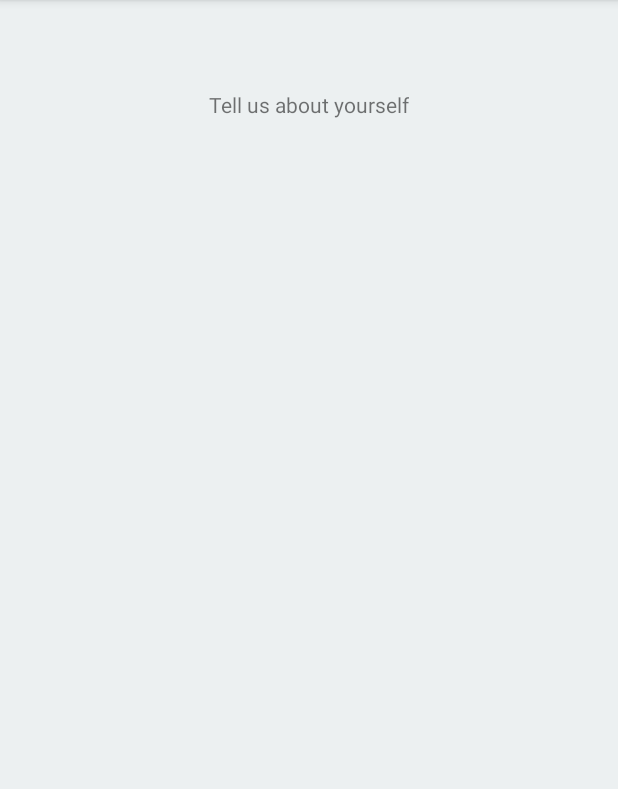
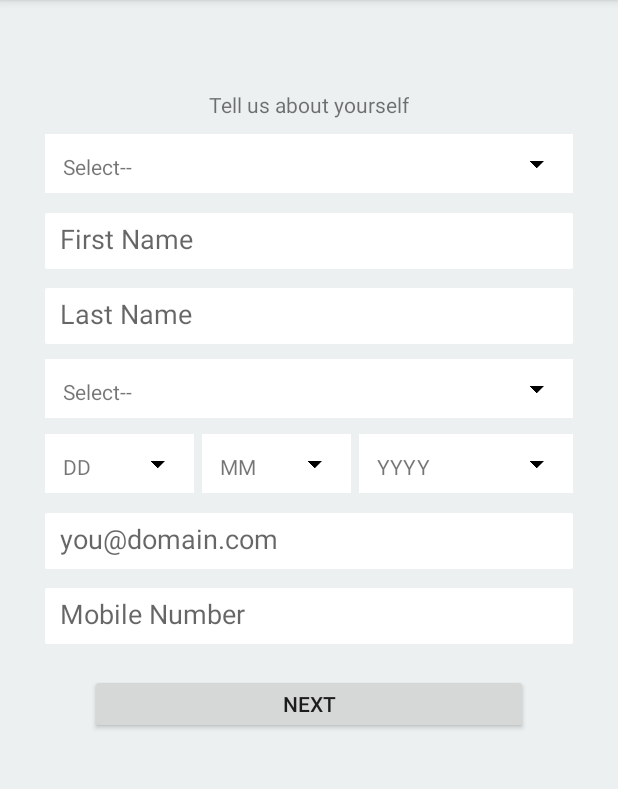
Before and after one commit to prakashselvam/AndroidHackathonGA, an Android app: the fragment PhaseTwoFragment shown on its own in the app's theme, on a phone screen of 412 x 824 dp, the part 84-873 px from its top. Run offline under Robolectric (Android 15) with nearby library versions, the phone set to English and light mode, and no system bars; 1 statement that could not run was skipped.

Commit message:
+ implemented application phase two

```diff
--- /dev/null
+++ b/app/src/main/java/com/global/analytics/firstsampleapp/NiceSpinner.java
@@ -0,0 +1,279 @@
+package com.global.analytics.firstsampleapp;
+
+import android.animation.ObjectAnimator;
+import android.content.Context;
+import android.content.res.Resources;
+import android.content.res.TypedArray;
+import android.graphics.drawable.Drawable;
+import android.os.Build;
+import android.os.Bundle;
+import android.os.Parcelable;
+import android.support.annotation.ColorRes;
+import android.support.annotation.NonNull;
+import android.support.v4.content.ContextCompat;
+import android.support.v4.graphics.drawable.DrawableCompat;
+import android.support.v4.view.animation.LinearOutSlowInInterpolator;
+import android.util.AttributeSet;
+import android.view.Gravity;
+import android.view.MotionEvent;
+import android.view.View;
+import android.view.WindowManager;
+import android.widget.AdapterView;
+import android.widget.ListAdapter;
+import android.widget.ListView;
+import android.widget.PopupWindow;
+import android.widget.TextView;
+
+import java.util.List;
+
+/**
+ * @author angelo.marchesin
+ */
+@SuppressWarnings("unused")
+public class NiceSpinner extends TextView {
+
+    private static final int MAX_LEVEL = 10000;
+    private static final int DEFAULT_ELEVATION = 16;
+    private static final String INSTANCE_STATE = "instance_state";
+    private static final String SELECTED_INDEX = "selected_index";
+    private static final String IS_POPUP_SHOWING = "is_popup_showing";
+
+    private int mSelectedIndex;
+    private Drawable mDrawable;
+    private PopupWindow mPopup;
+    private ListView mListView;
+    private NiceSpinnerBaseAdapter mAdapter;
+    private AdapterView.OnItemClickListener mOnItemClickListener;
+    private AdapterView.OnItemSelectedListener mOnItemSelectedListener;
+    private boolean mHideArrow;
+
+    @SuppressWarnings("ConstantConditions")
+    public NiceSpinner(Context context) {
+        super(context);
+        init(context, null);
+    }
+
+    public NiceSpinner(Context context, AttributeSet attrs) {
+        super(context, attrs);
+        init(context, attrs);
+    }
+
+    public NiceSpinner(Context context, AttributeSet attrs, int defStyleAttr) {
+        super(context, attrs, defStyleAttr);
+        init(context, attrs);
+    }
+
+    @Override
+    public Parcelable onSaveInstanceState() {
+        Bundle bundle = new Bundle();
+        bundle.putParcelable(INSTANCE_STATE, super.onSaveInstanceState());
+        bundle.putInt(SELECTED_INDEX, mSelectedIndex);
+
+        if (mPopup != null) {
+            bundle.putBoolean(IS_POPUP_SHOWING, mPopup.isShowing());
+            dismissDropDown();
+        }
+
+        return bundle;
+    }
+
+    @Override
+    public void onRestoreInstanceState(Parcelable savedState) {
+        if (savedState instanceof Bundle) {
+            Bundle bundle = (Bundle) savedState;
+
+            mSelectedIndex = bundle.getInt(SELECTED_INDEX);
+
+            if (mAdapter != null) {
+                setText(mAdapter.getItemInDataset(mSelectedIndex).toString());
+                mAdapter.notifyItemSelected(mSelectedIndex);
+            }
+
+            if (bundle.getBoolean(IS_POPUP_SHOWING)) {
+                if (mPopup != null) {
+                    // Post the show request into the looper to avoid bad token exception
+                    post(new Runnable() {
+                        @Override
+                        public void run() {
+                            showDropDown();
+                        }
+                    });
+                }
+            }
+
+            savedState = bundle.getParcelable(INSTANCE_STATE);
+        }
+
+        super.onRestoreInstanceState(savedState);
+    }
+
+    private void init(Context context, AttributeSet attrs) {
+        Resources resources = getResources();
+        TypedArray typedArray = context.obtainStyledAttributes(attrs, R.styleable.NiceSpinner);
+        int defaultPadding = resources.getDimensionPixelSize(R.dimen.one_and_a_half_grid_unit);
+
+        setGravity(Gravity.CENTER_VERTICAL | Gravity.LEFT);
+        setPadding(resources.getDimensionPixelSize(R.dimen.three_grid_unit), defaultPadding, defaultPadding,
+            defaultPadding);
+        setClickable(true);
+        setBackgroundResource(R.drawable.selector);
+
+        mListView = new ListView(context);
+        // Set the spinner's id into the listview to make it pretend to be the right parent in
+        // onItemClick
+        mListView.setId(getId());
+        mListView.setDivider(null);
+        mListView.setItemsCanFocus(true);
+        mListView.setOnItemClickListener(new AdapterView.OnItemClickListener() {
+            @Override
+            public void onItemClick(AdapterView<?> parent, View view, int position, long id) {
+                if (position >= mSelectedIndex && position < mAdapter.getCount()) {
+                    position++;
+                }
+
+                if (mOnItemClickListener != null) {
+                    mOnItemClickListener.onItemClick(parent, view, position, id);
+                }
+
+                if (mOnItemSelectedListener != null) {
+                    mOnItemSelectedListener.onItemSelected(parent, view, position, id);
+                }
+
+                mAdapter.notifyItemSelected(position);
+                mSelectedIndex = position;
+                setText(mAdapter.getItemInDataset(position).toString());
+                dismissDropDown();
+            }
+        });
+
+        mPopup = new PopupWindow(context);
+        mPopup.setContentView(mListView);
+        mPopup.setOutsideTouchable(true);
+        mPopup.setFocusable(true);
+
+        if (Build.VERSION.SDK_INT >= Build.VERSION_CODES.LOLLIPOP) {
+            mPopup.setElevation(DEFAULT_ELEVATION);
+            mPopup.setBackgroundDrawable(ContextCompat.getDrawable(context, R.drawable.spinner_drawable));
+        } else {
+            mPopup.setBackgroundDrawable(ContextCompat.getDrawable(context, R.drawable.drop_down_shadow));
+        }
+
+        mPopup.setOnDismissListener(new PopupWindow.OnDismissListener() {
+            @Override
+            public void onDismiss() {
+                if (!mHideArrow) {
+                    animateArrow(false);
+                }
+            }
+        });
+
+        mHideArrow = typedArray.getBoolean(R.styleable.NiceSpinner_hideArrow, false);
+        if (!mHideArrow) {
+            Drawable basicDrawable = ContextCompat.getDrawable(context, R.drawable.arrow);
+            int resId = typedArray.getColor(R.styleable.NiceSpinner_arrowTint, -1);
+
+            if (basicDrawable != null) {
+                mDrawable = DrawableCompat.wrap(basicDrawable);
+
+                if (resId != -1) {
+                    DrawableCompat.setTint(mDrawable, resId);
+                }
+            }
+            setCompoundDrawablesWithIntrinsicBounds(null, null, mDrawable, null);
+        }
+
+        typedArray.recycle();
+    }
+
+    public int getSelectedIndex() {
+        return mSelectedIndex;
+    }
+
+    /**
+     * Set the default spinner item using its index
+     *
+     * @param position the item's position
+     */
+    public void setSelectedIndex(int position) {
+        if (mAdapter != null) {
+            if (position >= 0 && position <= mAdapter.getCount()) {
+                mAdapter.notifyItemSelected(position);
+                mSelectedIndex = position;
+                setText(mAdapter.getItemInDataset(position).toString());
+            } else {
+                throw new IllegalArgumentException("Position must be lower than adapter count!");
+            }
+        }
+    }
+
+    public void addOnItemClickListener(@NonNull AdapterView.OnItemClickListener onItemClickListener) {
+        mOnItemClickListener = onItemClickListener;
+    }
+
+    public void setOnItemSelectedListener(@NonNull AdapterView.OnItemSelectedListener onItemSelectedListener) {
+        mOnItemSelectedListener = onItemSelectedListener;
+    }
+
+    public <T> void attachDataSource(@NonNull List<T> dataset) {
+        mAdapter = new NiceSpinnerAdapter<>(getContext(), dataset);
+        setAdapterInternal(mAdapter);
+    }
+
+    public void setAdapter(@NonNull ListAdapter adapter) {
+        mAdapter = new NiceSpinnerAdapterWrapper(getContext(), adapter);
+        setAdapterInternal(mAdapter);
+    }
+
+    private void setAdapterInternal(@NonNull NiceSpinnerBaseAdapter adapter) {
+        mListView.setAdapter(adapter);
+        setText(adapter.getItemInDataset(mSelectedIndex).toString());
+    }
+
+    @Override
+    protected void onMeasure(int widthMeasureSpec, int heightMeasureSpec) {
+        mPopup.setWidth(MeasureSpec.getSize(widthMeasureSpec));
+        mPopup.setHeight(WindowManager.LayoutParams.WRAP_CONTENT);
+        super.onMeasure(widthMeasureSpec, heightMeasureSpec);
+    }
+
+    @Override
+    public boolean onTouchEvent(@NonNull MotionEvent event) {
+        if (event.getAction() == MotionEvent.ACTION_UP) {
+            if (!mPopup.isShowing()) {
+                showDropDown();
+            } else {
+                dismissDropDown();
+            }
+        }
+
+        return super.onTouchEvent(event);
+    }
+
+    private void animateArrow(boolean shouldRotateUp) {
+        int start = shouldRotateUp ? 0 : MAX_LEVEL;
+        int end = shouldRotateUp ? MAX_LEVEL : 0;
+        ObjectAnimator animator = ObjectAnimator.ofInt(mDrawable, "level", start, end);
+        animator.setInterpolator(new LinearOutSlowInInterpolator());
+        animator.start();
+    }
+
+    public void dismissDropDown() {
+        if (!mHideArrow) {
+            animateArrow(false);
+        }
+        mPopup.dismiss();
+    }
+
+    public void showDropDown() {
+        if (!mHideArrow) {
+            animateArrow(true);
+        }
+        mPopup.showAsDropDown(this);
+    }
+
+    public void setTintColor(@ColorRes int resId) {
+        if (mDrawable != null && !mHideArrow) {
+            DrawableCompat.setTint(mDrawable, getResources().getColor(resId));
+        }
+    }
+}
--- /dev/null
+++ b/app/src/main/java/com/global/analytics/firstsampleapp/NiceSpinnerAdapter.java
@@ -0,0 +1,38 @@
+package com.global.analytics.firstsampleapp;
+
+import android.content.Context;
+
+import java.util.List;
+
+/**
+ * @author angelo.marchesin
+ */
+
+public class NiceSpinnerAdapter<T> extends NiceSpinnerBaseAdapter {
+
+    private final List<T> mItems;
+
+    public NiceSpinnerAdapter(Context context, List<T> items) {
+        super(context);
+        mItems = items;
+    }
+
+    @Override
+    public int getCount() {
+        return mItems.size() - 1;
+    }
+
+    @Override
+    public T getItem(int position) {
+        if (position >= mSelectedIndex) {
+            return mItems.get(position + 1);
+        } else {
+            return mItems.get(position);
+        }
+    }
+
+    @Override
+    public T getItemInDataset(int position) {
+        return mItems.get(position);
+    }
+}
--- /dev/null
+++ b/app/src/main/java/com/global/analytics/firstsampleapp/NiceSpinnerBaseAdapter.java
@@ -0,0 +1,76 @@
+package com.global.analytics.firstsampleapp;
+
+import android.content.Context;
+import android.os.Build;
+import android.support.v4.content.ContextCompat;
+import android.view.View;
+import android.view.ViewGroup;
+import android.widget.BaseAdapter;
+import android.widget.TextView;
+
+/**
+ * @author angelo.marchesin
+ */
+
+@SuppressWarnings("unused")
+public abstract class NiceSpinnerBaseAdapter<T> extends BaseAdapter {
+    protected Context mContext;
+    protected int mSelectedIndex;
+
+    public NiceSpinnerBaseAdapter(Context context) {
+        mContext = context;
+    }
+
+    @Override
+    @SuppressWarnings("unchecked")
+    public View getView(int position, View convertView, ViewGroup parent) {
+        TextView textView;
+
+        if (convertView == null) {
+            convertView = View.inflate(mContext, R.layout.spinner_list_item, null);
+            textView = (TextView) convertView.findViewById(R.id.tv_tinted_spinner);
+
+            if (Build.VERSION.SDK_INT >= Build.VERSION_CODES.JELLY_BEAN) {
+                textView.setBackground(ContextCompat.getDrawable(mContext, R.drawable.selector));
+            }
+
+            convertView.setTag(new ViewHolder(textView));
+        } else {
+            textView = ((ViewHolder) convertView.getTag()).textView;
+        }
+
+        textView.setText(getItem(position).toString());
+
+        return convertView;
+    }
+
+    public int getSelectedIndex() {
+        return mSelectedIndex;
+    }
+
+    public void notifyItemSelected(int index) {
+        mSelectedIndex = index;
+    }
+
+    @Override
+    public long getItemId(int position) {
+        return position;
+    }
+
+    @Override
+    public abstract T getItem(int position);
+
+    @Override
+    public abstract int getCount();
+
+    public abstract T getItemInDataset(int position);
+
+    protected static class ViewHolder {
+
+        public TextView textView;
+
+        public ViewHolder(TextView textView) {
+            this.textView = textView;
+        }
+    }
+}
--- a/app/src/main/java/com/global/analytics/firstsampleapp/PhaseTwoFragment.java
+++ b/app/src/main/java/com/global/analytics/firstsampleapp/PhaseTwoFragment.java
@@ -7,6 +7,10 @@ import android.view.View;
 import android.view.ViewGroup;
 import android.view.animation.Animation;
 import android.view.animation.AnimationUtils;
+
+import java.util.Arrays;
+import java.util.LinkedList;
+import java.util.List;
 
 /**
  * Created by Prakash on 16/10/15.
@@ -33,6 +37,37 @@ public class PhaseTwoFragment extends Fragment {
         Animation animFadein = AnimationUtils.loadAnimation(this.getContext(), R.anim.fade_in);
         View v = inflater.inflate(R.layout.content_phase_two, container,false);
 
+        NiceSpinner title = (NiceSpinner) v.findViewById(R.id.Title);
+        List<String> dataset = new LinkedList<>(Arrays.asList("Select--","Mr", "Miss", "Mrs", "Ms"));
+        title.attachDataSource(dataset);
+
+        NiceSpinner MaritalStatus = (NiceSpinner) v.findViewById(R.id.MaritalStatus);
+        List<String> dataset1 = new LinkedList<>(Arrays.asList("Select--","Single", "Married",
+                "Living Together", "Divorced","Seperated","Widowed"));
+        MaritalStatus.attachDataSource(dataset1);
+
+        NiceSpinner birthDate = (NiceSpinner) v.findViewById(R.id.birthDate);
+        List<String> dataset2 = new LinkedList<>(Arrays.asList("DD","0", "1", "2", "3", "4", "5",
+                "6", "7", "8", "9", "10", "11", "12", "13", "14", "15", "16", "17", "18", "19",
+                "20", "21", "22", "23", "24", "25", "26", "27", "28", "29", "30", "31"));
+        birthDate.attachDataSource(dataset2);
+
+        NiceSpinner birthMonth = (NiceSpinner) v.findViewById(R.id.birthMonth);
+        List<String> dataset3 = new LinkedList<>(Arrays.asList("MM","Jan", "Feb","Mar","Apr","May",
+                "Jun","Jul","Aug","Sep","Oct","Nov","Dec"));
+        birthMonth.attachDataSource(dataset3);
+
+        NiceSpinner birthYear = (NiceSpinner) v.findViewById(R.id.birthYear);
+        List<String> dataset4 = new LinkedList<>(Arrays.asList("YYYY","1950", "1951", "1952",
+                "1953", "1954", "1955", "1956", "1957", "1958", "1959", "1960", "1961", "1962",
+                "1963", "1964", "1965", "1966", "1967", "1968", "1969", "1970", "1971", "1972",
+                "1973", "1974", "1975", "1976", "1977", "1978", "1979", "1980", "1981", "1982",
+                "1983", "1984", "1985", "1986", "1987", "1988", "1989", "1990", "1991", "1992",
+                "1993", "1994", "1995", "1996", "1997", "1998", "1999", "2000", "2001", "2002",
+                "2003", "2004", "2005", "2006", "2007", "2008", "2009", "2010", "2011", "2012",
+                "2013", "2014"));
+        birthYear.attachDataSource(dataset4);
+
 
         if (mCurrentPage == 1) {
 
--- /dev/null
+++ b/app/src/main/res/drawable-v21/selector.xml
@@ -0,0 +1,10 @@
+<?xml version="1.0" encoding="utf-8"?>
+<ripple xmlns:android="http://schemas.android.com/apk/res/android"
+        android:color="@android:color/darker_gray">
+    <item android:id="@android:id/mask" android:drawable="@color/light_gray"/>
+    <item android:bottom="1px">
+        <shape>
+            <solid android:color="@android:color/white"/>
+        </shape>
+    </item>
+</ripple>
--- /dev/null
+++ b/app/src/main/res/drawable/arrow.xml
@@ -0,0 +1,7 @@
+<?xml version="1.0" encoding="utf-8"?>
+<rotate xmlns:android="http://schemas.android.com/apk/res/android"
+        android:drawable="@drawable/ic_arrow_drop_down_black_24dp"
+        android:fromDegrees="0"
+        android:pivotX="50%"
+        android:pivotY="50%"
+        android:toDegrees="180" />
--- /dev/null
+++ b/app/src/main/res/drawable/selector.xml
@@ -0,0 +1,5 @@
+<?xml version="1.0" encoding="utf-8"?>
+<selector xmlns:android="http://schemas.android.com/apk/res/android">
+    <item android:drawable="@android:color/darker_gray" android:state_pressed="true" />
+    <item android:drawable="@android:color/white" android:state_pressed="false" />
+</selector>
--- /dev/null
+++ b/app/src/main/res/drawable/spinner_drawable.xml
@@ -0,0 +1,13 @@
+<?xml version="1.0" encoding="UTF-8"?>
+<layer-list xmlns:android="http://schemas.android.com/apk/res/android">
+    <item android:top="3dp">
+        <shape android:shape="rectangle">
+            <solid android:color="@android:color/white" />
+            <corners
+                    android:bottomLeftRadius="1dp"
+                    android:bottomRightRadius="1dp"
+                    android:topLeftRadius="1dp"
+                    android:topRightRadius="1dp" />
+        </shape>
+    </item>
+</layer-list>
--- a/app/src/main/res/layout/content_phase_two.xml
+++ b/app/src/main/res/layout/content_phase_two.xml
@@ -15,5 +15,84 @@
         android:layout_width="wrap_content"
         android:layout_height="wrap_content"
         android:layout_marginTop="30dp"
-        android:text="Tell us about yourself"/>
+        android:text="Tell us about yourself"
+        android:layout_marginBottom="10dp"/>
+    <com.global.analytics.firstsampleapp.NiceSpinner
+        android:id="@+id/Title"
+        android:layout_width="match_parent"
+        android:layout_height="40dp"
+        android:layout_marginBottom="10dp"/>
+
+    <EditText
+        android:id="@+id/FirstName"
+        android:layout_width="match_parent"
+        android:layout_height="40dp"
+        android:layout_marginBottom="10dp"
+        android:background="@drawable/spinner_drawable"
+        android:hint="First Name"
+        android:paddingLeft="10dp"/>
+
+    <EditText
+        android:id="@+id/LastName"
+        android:layout_width="match_parent"
+        android:layout_height="40dp"
+        android:layout_marginBottom="10dp"
+        android:background="@drawable/spinner_drawable"
+        android:hint="Last Name"
+        android:paddingLeft="10dp"/>
+
+    <com.global.analytics.firstsampleapp.NiceSpinner
+        android:id="@+id/MaritalStatus"
+        android:layout_width="match_parent"
+        android:layout_height="40dp"
+        android:layout_marginBottom="10dp"/>
+    <LinearLayout
+        android:layout_width="match_parent"
+        android:layout_height="wrap_content"
+        android:orientation="horizontal"
+        android:layout_marginBottom="10dp"
+        >
+        <com.global.analytics.firstsampleapp.NiceSpinner
+            android:id="@+id/birthDate"
+            android:layout_width="0dp"
+            android:layout_weight="0.7"
+            android:layout_height="40dp"
+            android:layout_marginRight="5dp"
+            />
+        <com.global.analytics.firstsampleapp.NiceSpinner
+            android:id="@+id/birthMonth"
+            android:layout_width="0dp"
+            android:layout_weight="0.7"
+            android:layout_height="40dp"
+            android:layout_marginRight="5dp"/>
+        <com.global.analytics.firstsampleapp.NiceSpinner
+            android:id="@+id/birthYear"
+            android:layout_width="0dp"
+            android:layout_weight="1"
+            android:layout_height="40dp"/>
+    </LinearLayout>
+    <EditText
+        android:id="@+id/emailid"
+        android:layout_width="match_parent"
+        android:layout_height="40dp"
+        android:layout_marginBottom="10dp"
+        android:background="@drawable/spinner_drawable"
+        android:hint="you@domain.com"
+        android:paddingLeft="10dp"/>
+    <EditText
+        android:id="@+id/mobileNumber"
+        android:layout_width="match_parent"
+        android:layout_height="40dp"
+        android:layout_marginBottom="10dp"
+        android:background="@drawable/spinner_drawable"
+        android:hint="Mobile Number"
+        android:paddingLeft="10dp"/>
+    <Button
+        android:layout_width="match_parent"
+        android:layout_height="40dp"
+        android:layout_marginTop="10dp"
+        android:layout_marginLeft="30dp"
+        android:layout_marginRight="30dp"
+        android:text= "Next"/>
+
 </LinearLayout>
--- /dev/null
+++ b/app/src/main/res/values/colors.xml
@@ -0,0 +1,4 @@
+<?xml version="1.0" encoding="utf-8"?>
+<resources>
+    <color name="light_gray">#fff5f5f5</color>
+</resources>
--- a/app/src/main/res/values/dimens.xml
+++ b/app/src/main/res/values/dimens.xml
@@ -5,4 +5,6 @@
     <dimen name="app_bar_height">180dp</dimen>
     <dimen name="fab_margin">16dp</dimen>
     <dimen name="text_margin">16dp</dimen>
+    <dimen name="three_grid_unit">12dp</dimen>
+    <dimen name="one_and_a_half_grid_unit">12dp</dimen>
 </resources>
```
Also changed, not shown: app/src/main/java/com/global/analytics/firstsampleapp/NiceSpinnerAdapterWrapper.java (added, +37 -0 lines), app/src/main/res/layout/spinner_list_item.xml (added, +13 -0 lines), app/src/main/res/values/attrs.xml (added, +7 -0 lines), app/src/main/res/drawable-hdpi/drop_down_shadow.9.png (added), app/src/main/res/drawable-xhdpi/shadow_background.9.png (added), app/src/main/res/drawable-xxhdpi/ic_arrow_drop_down_black_24dp.png (added), app/src/main/res/drawable-xxhdpi/shadow_background.9.png (added).
